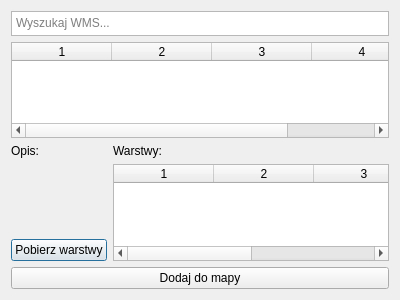
gis-support/gis-support-plugin, file gissupport_plugin/modules/wms/baza_wms_dialog_base.ui: the form before one commit.
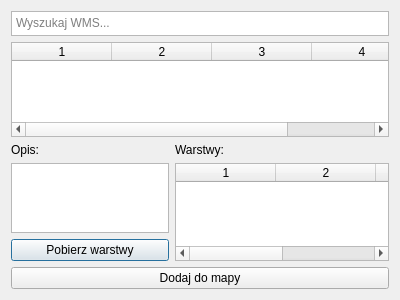
The form after the commit.

Commit message: filling the description text field

```diff
--- a/gissupport_plugin/modules/wms/baza_wms_dialog_base.ui
+++ b/gissupport_plugin/modules/wms/baza_wms_dialog_base.ui
@@ -68,9 +68,15 @@
         </widget>
        </item>
        <item>
-        <widget class="QLabel" name="descriptionLabel">
-         <property name="text">
-          <string/>
+        <widget class="QPlainTextEdit" name="descriptionTextEdit">
+         <property name="maximumSize">
+          <size>
+           <width>200</width>
+           <height>100</height>
+          </size>
+         </property>
+         <property name="readOnly">
+          <bool>true</bool>
          </property>
         </widget>
        </item>
```
The commit also changes 1 other file.
